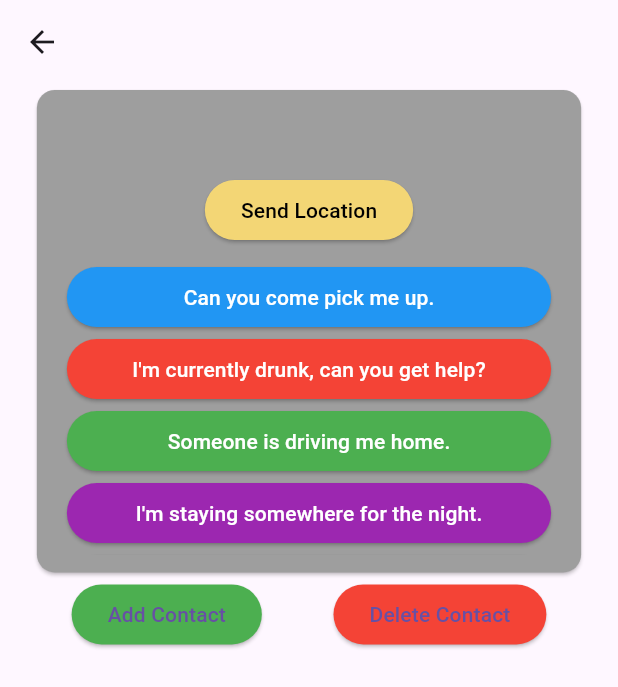
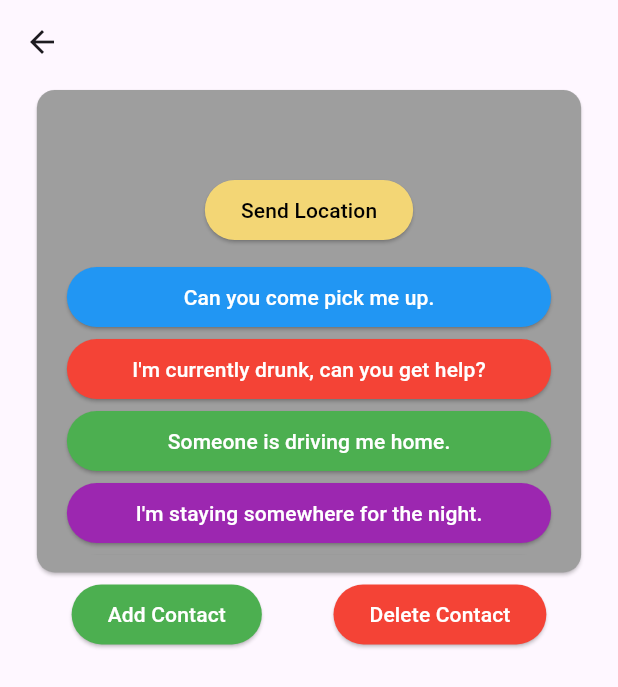
Before and after one commit to a-a-ronli/soberguardian, a Flutter app: the ContactsPage screen opened directly with empty values, after a tap on "Delete Contact", on a phone screen of 412 x 824 dp. Shown: the top 687 px of the screen. Run offline on Flutter 3.47's test engine with Material 3 defaults, Android fonts, the phone set to English and light mode, and no system bars; our stand-ins replace auto_size_text, camera, cloud_functions, firebase_auth, firebase_core, firebase_database and 7 more; missing offline and left inert: map_launcher; accounts and stored records are empty; generated files the repository leaves out were written again.

Commit message:
Progress Checkpoint

```diff
--- a/soberguardianflutter/lib/contact.dart
+++ b/soberguardianflutter/lib/contact.dart
@@ -35,6 +35,7 @@ class _ContactsPageState extends State<ContactsPage> {
     // print("TEST: contacts/${_singleton.currentCategory}");
     // print(_singleton.userData?.child("contacts").child(_singleton.currentCategory).value as List<dynamic>);
     List<dynamic> contacts = [];
+    List<Widget> contactCards = [];
     if (_singleton.userData
             ?.child("contacts")
             .child(_singleton.currentCategory)
@@ -45,6 +46,23 @@ class _ContactsPageState extends State<ContactsPage> {
           .child(_singleton.currentCategory)
           .value as List<dynamic>;
     }
+    contactCards = contacts
+        .map((contact) => Padding(
+              padding: const EdgeInsets.fromLTRB(10.0, 5.0, 10.0, 5.0),
+              child: ContactCard(
+                categoryColor: widget.categoryColor,
+                name: contact["name"],
+                number: contact["number"].toString(),
+                onCardTap: () {
+                  setState(() {
+                    name = contact["name"];
+                    number = contact["number"].toString();
+                  });
+                },
+              ),
+            ))
+        .toList();
+
     return Scaffold(
       appBar: AppBar(
         title: Text(widget.categoryName),
@@ -61,23 +79,27 @@ class _ContactsPageState extends State<ContactsPage> {
                       padding: const EdgeInsets.all(10.0),
                       child: Column(
                         children: [
-                          Text(name, style: TextStyle(fontSize: 16)),
-                          Text(number, style: TextStyle(fontSize: 16)),
+                          Text(name,
+                              style: const TextStyle(
+                                  fontSize: 16, color: Colors.white)),
+                          Text(number,
+                              style: const TextStyle(
+                                  fontSize: 16, color: Colors.white)),
                           ElevatedButton(
                               onPressed: () {
                                 Navigator.of(context).push(MaterialPageRoute(
                                     builder: (context) => ContactResultScreen(
                                         response: "Send Location")));
                               },
-                              child: Text("Send Location",
-                                  style: TextStyle(color: Colors.black)),
                               style: ElevatedButton.styleFrom(
                                   backgroundColor:
-                                      Color.fromARGB(255, 243, 214, 117))),
+                                      const Color.fromARGB(255, 243, 214, 117)),
+                              child: const Text("Send Location",
+                                  style: TextStyle(color: Colors.black))),
                           SizedBox(
                             height: MediaQuery.of(context).size.height * 0.25,
                             child: ListView(
-                              padding: EdgeInsets.all(10.0),
+                              padding: const EdgeInsets.all(10.0),
                               shrinkWrap: true,
                               scrollDirection: Axis.vertical,
                               children: [
@@ -90,7 +112,8 @@ class _ContactsPageState extends State<ContactsPage> {
                                     },
                                     style: ElevatedButton.styleFrom(
                                         backgroundColor: Colors.blue),
-                                    child: Text("Can you come pick me up.",
+                                    child: const Text(
+                                        "Can you come pick me up.",
                                         style: TextStyle(color: Colors.white))),
                                 ElevatedButton(
                                     onPressed: () {
@@ -101,7 +124,7 @@ class _ContactsPageState extends State<ContactsPage> {
                                     },
                                     style: ElevatedButton.styleFrom(
                                         backgroundColor: Colors.red),
-                                    child: Text(
+                                    child: const Text(
                                         "I'm currently drunk, can you get help?",
                                         style: TextStyle(color: Colors.white))),
                                 ElevatedButton(
@@ -113,7 +136,8 @@ class _ContactsPageState extends State<ContactsPage> {
                                     },
                                     style: ElevatedButton.styleFrom(
                                         backgroundColor: Colors.green),
-                                    child: Text("Someone is driving me home.",
+                                    child: const Text(
+                                        "Someone is driving me home.",
                                         style: TextStyle(color: Colors.white))),
                                 ElevatedButton(
                                     onPressed: () {
@@ -124,7 +148,7 @@ class _ContactsPageState extends State<ContactsPage> {
                                     },
                                     style: ElevatedButton.styleFrom(
                                         backgroundColor: Colors.purple),
-                                    child: Text(
+                                    child: const Text(
                                         "I'm staying somewhere for the night.",
                                         style: TextStyle(color: Colors.white))),
                                 ElevatedButton(
@@ -136,7 +160,8 @@ class _ContactsPageState extends State<ContactsPage> {
                                     },
                                     style: ElevatedButton.styleFrom(
                                         backgroundColor: Colors.white),
-                                    child: Text("Can I stay by your house?.",
+                                    child: const Text(
+                                        "Can I stay by your house?.",
                                         style: TextStyle(color: Colors.black))),
                               ],
                             ),
@@ -152,16 +177,25 @@ class _ContactsPageState extends State<ContactsPage> {
                       Navigator.of(context).push(MaterialPageRoute(
                           builder: (context) => AddContact()));
                     },
-                    child: Text("Add Contact"),
                     style: ElevatedButton.styleFrom(
                       backgroundColor: Colors.green,
-                    )),
+                    ),
+                    child: const Text("Add Contact",
+                        style: TextStyle(color: Colors.white))),
                 ElevatedButton(
                     onPressed: () {
                       print("DELETING CONTACT");
                       List<dynamic> update = [];
-                      for (int i = 0; i < contacts.length; i++) {
-                        if (contacts[i]["number"] != number) {
+                      // for (int i = 0; i < contacts.length; i++) {
+                      //   if (contacts[i]["number"] != number) {
+                      //     update.add(contacts[i]);
+                      //   }
+                      // }
+
+                      for (int i = 0; i < contactCards.length; i++) {
+                        if (((contactCards[i] as Padding).child as ContactCard)
+                                .selected ==
+                            false) {
                           update.add(contacts[i]);
                         }
                       }
@@ -174,10 +208,11 @@ class _ContactsPageState extends State<ContactsPage> {
                         setState(() {});
                       });
                     },
-                    child: Text("Delete Contact"),
                     style: ElevatedButton.styleFrom(
                       backgroundColor: Colors.red,
-                    )),
+                    ),
+                    child: const Text("Delete Contact",
+                        style: TextStyle(color: Colors.white))),
               ],
             ),
             Expanded(
@@ -185,44 +220,7 @@ class _ContactsPageState extends State<ContactsPage> {
                   padding: EdgeInsets.zero,
                   shrinkWrap: true,
                   scrollDirection: Axis.vertical,
-                  children: contacts
-                      .map((contact) => ContactCard(
-                            categoryColor: widget.categoryColor,
-                            name: contact["name"],
-                            number: contact["number"].toString(),
-                            onCardTap: () {
-                              setState(() {
-                                name = contact["name"];
-                                number = contact["number"].toString();
-                              });
-                            },
-                          ))
-                      .toList()
-                  // children: [
-                  //     ContactCard(
-                  //         categoryColor: widget.categoryColor,
-                  //         name: "John Appleseed",
-                  //         number: "123-456-7890",
-                  //         onCardTap: () {
-                  //             setState(() {
-                  //                 name = "John Appleseed";
-                  //                 number = "123-456-7890";
-                  //             });
-                  //         },
-                  //     ),
-                  //     ContactCard(
-                  //         categoryColor: widget.categoryColor,
-                  //         name: "Jane Doe",
-                  //         number: "123-456-7890",
-                  //         onCardTap: () {
-                  //             setState(() {
-                  //                 name = "Jane Doe";
-                  //                 number = "123-456-7890";
-                  //             });
-                  //         },
-                  //     ),
-                  // ],
-                  ),
+                  children: contactCards),
             )
           ],
         ),
@@ -231,35 +229,52 @@ class _ContactsPageState extends State<ContactsPage> {
   }
 }
 
-class ContactCard extends StatelessWidget {
+class ContactCard extends StatefulWidget {
   final Color? categoryColor;
   final String name;
   final String number;
   final Function onCardTap;
-  const ContactCard(
+  late bool selected;
+
+  ContactCard(
       {super.key,
       required this.categoryColor,
       required this.name,
       required this.number,
-      required this.onCardTap});
+      required this.onCardTap,
+      this.selected = true});
 
+  @override
+  State<ContactCard> createState() => _ContactCardState();
+}
+
+class _ContactCardState extends State<ContactCard> {
   @override
   Widget build(BuildContext context) {
     return InkWell(
-      onTap: () => onCardTap(),
+      onTap: () {
+        widget.selected = !widget.selected;
+        print(widget.selected);
+        widget.onCardTap();
+      },
       child: SizedBox(
         width: MediaQuery.of(context).size.width * 0.9,
         height: MediaQuery.of(context).size.height * 0.1,
         child: Card(
-          color: categoryColor,
+          color: widget.selected ? widget.categoryColor : Colors.grey,
           child:
               Row(mainAxisAlignment: MainAxisAlignment.spaceEvenly, children: [
+            (widget.selected)
+                ? const Icon(Icons.check, color: Colors.green)
+                : Container(),
             SizedBox(
-              width: MediaQuery.of(context).size.width * 0.45,
+              width: MediaQuery.of(context).size.width * 0.35,
               child: Column(
                 mainAxisAlignment: MainAxisAlignment.center,
                 children: [
-                  Text(name, style: TextStyle(fontSize: 20)),
+                  Text(widget.name,
+                      style:
+                          const TextStyle(fontSize: 20, color: Colors.white)),
                 ],
               ),
             ),
@@ -267,7 +282,11 @@ class ContactCard extends StatelessWidget {
               width: MediaQuery.of(context).size.width * 0.45,
               child: Column(
                   mainAxisAlignment: MainAxisAlignment.center,
-                  children: [Text(number, style: TextStyle(fontSize: 20))]),
+                  children: [
+                    Text(widget.number,
+                        style:
+                            const TextStyle(fontSize: 20, color: Colors.white))
+                  ]),
             )
           ]),
         ),
--- a/soberguardianflutter/lib/services/auth.dart
+++ b/soberguardianflutter/lib/services/auth.dart
@@ -21,9 +21,6 @@ class Auth {
           '4': '',
           '5': '',
         },
-        'contacts': {
-          'emergency': '911',
-        },
         'alcohol_detected': false,
       }
     });
--- a/soberguardianflutter/lib/shared/singleton.dart
+++ b/soberguardianflutter/lib/shared/singleton.dart
@@ -15,6 +15,10 @@ class Singleton extends ChangeNotifier {
   DataSnapshot? userData;
 
   Map<Object?, Object?> userMap = {};
+
+  Map<String, String> uidToName = {};
+
+  String aiServerUrl = "";
 
   bool isDrunk = false;
 
```
Also changed, not shown: soberguardianflutter/lib/auth_checker.dart (+39 -3 lines), soberguardianflutter/lib/home.dart (+100 -158 lines), soberguardianflutter/lib/services/data.dart (added, +82 -0 lines), soberguardianflutter/lib/test_result.dart (+15 -15 lines), soberguardianflutter/pubspec.yaml (+21 -0 lines), soberguardianflutter/assets/images/Android_Icon.png (renamed from soberguardianflutter/assets/images/Android Icon.png), soberguardianflutter/assets/images/iOS_Icon.png (renamed from soberguardianflutter/assets/images/iOS Icon.png), 27 other files.
